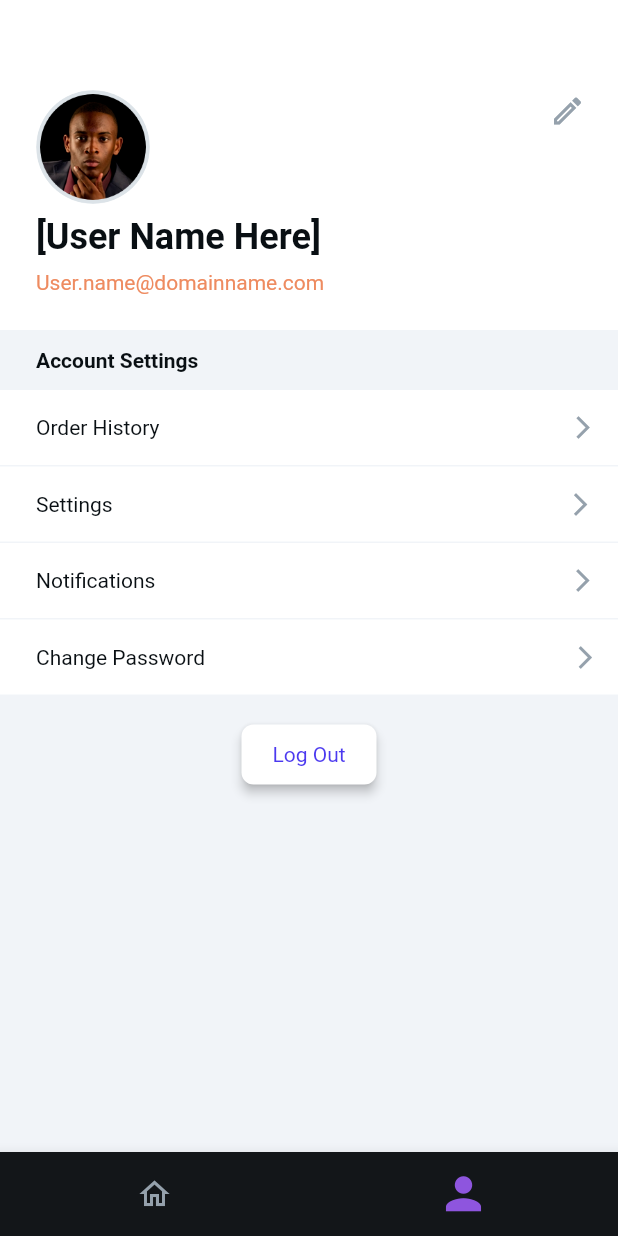
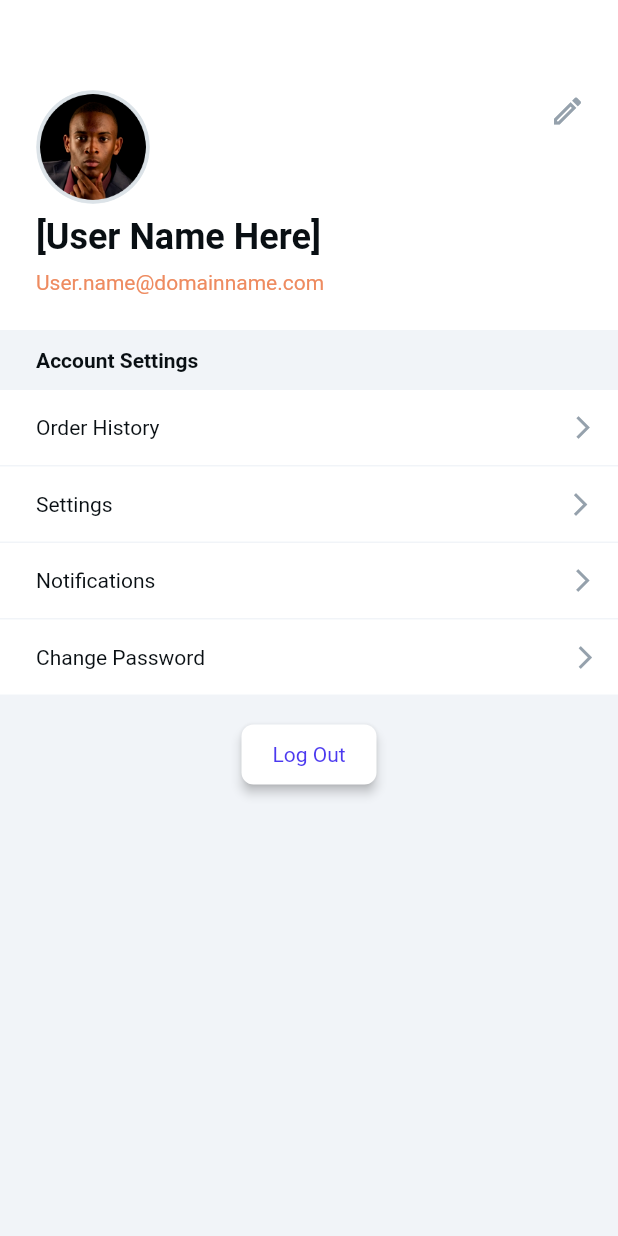
Before and after one commit to drexquisite/place, a Flutter app: the MainScreenWidget screen opened directly, after a tap on the "home" icon, on a phone screen of 412 x 824 dp. Run offline on Flutter 3.47's test engine with Material 2 defaults, Android fonts, the phone set to English and light mode, and no system bars; drawn by our look-alikes of auto_size_text; our stand-ins replace built_collection, built_value, cloud_firestore, firebase_auth, firebase_core, flutter_datetime_picker and 9 more; accounts and stored records are empty; generated files the repository leaves out were written again; Roboto replaces fonts that are missing (Lexend Deca).

Commit message:
Updating to latest FlutterFlow output.

```diff
--- a/lib/login/login_widget.dart
+++ b/lib/login/login_widget.dart
@@ -2,7 +2,7 @@ import '../auth/auth_util.dart';
 import '../flutter_flow/flutter_flow_theme.dart';
 import '../flutter_flow/flutter_flow_util.dart';
 import '../flutter_flow/flutter_flow_widgets.dart';
-import '../main.dart';
+import '../profile_default/profile_default_widget.dart';
 import '../register/register_widget.dart';
 import 'package:flutter/material.dart';
 import 'package:flutter_spinkit/flutter_spinkit.dart';
@@ -211,8 +211,8 @@ class _LoginWidgetState extends State<LoginWidget> {
                                   await Navigator.push(
                                     context,
                                     MaterialPageRoute(
-                                      builder: (context) => NavBarPage(
-                                          initialPage: 'ProfileDefault'),
+                                      builder: (context) =>
+                                          ProfileDefaultWidget(),
                                     ),
                                   );
                                 },
--- a/lib/main.dart
+++ b/lib/main.dart
@@ -2,10 +2,8 @@ import 'package:firebase_core/firebase_core.dart';
 import 'package:flutter/material.dart';
 import 'auth/firebase_user_provider.dart';
 import 'package:place_app/splash_screen/splash_screen_widget.dart';
-import 'flutter_flow/flutter_flow_theme.dart';
+import 'package:place_app/main_screen/main_screen_widget.dart';
 import 'package:flutter_spinkit/flutter_spinkit.dart';
-import 'default_view/default_view_widget.dart';
-import 'profile_default/profile_default_widget.dart';
 
 void main() async {
   WidgetsFlutterBinding.ensureInitialized();
@@ -46,72 +44,8 @@ class _MyAppState extends State<MyApp> {
               ),
             )
           : currentUser.loggedIn
-              ? NavBarPage()
+              ? MainScreenWidget()
               : SplashScreenWidget(),
     );
   }
 }
-
-class NavBarPage extends StatefulWidget {
-  NavBarPage({Key key, this.initialPage}) : super(key: key);
-
-  final String initialPage;
-
-  @override
-  _NavBarPageState createState() => _NavBarPageState();
-}
-
-/// This is the private State class that goes with NavBarPage.
-class _NavBarPageState extends State<NavBarPage> {
-  String _currentPage = 'MainScreen';
-
-  @override
-  void initState() {
-    super.initState();
-    _currentPage = widget.initialPage ?? _currentPage;
-  }
-
-  @override
-  Widget build(BuildContext context) {
-    final tabs = {
-      'DefaultView': DefaultViewWidget(),
-      'ProfileDefault': ProfileDefaultWidget(),
-    };
-    return Scaffold(
-      body: tabs[_currentPage],
-      bottomNavigationBar: BottomNavigationBar(
-        items: const <BottomNavigationBarItem>[
-          BottomNavigationBarItem(
-            icon: Icon(
-              Icons.home_outlined,
-              size: 24,
-            ),
-            label: 'Home',
-          ),
-          BottomNavigationBarItem(
-            icon: Icon(
-              Icons.person_outlined,
-              size: 35,
-            ),
-            activeIcon: Icon(
-              Icons.person,
-              size: 35,
-            ),
-            label: 'ProfilePage',
-          )
-        ],
-        backgroundColor: FlutterFlowTheme.primaryBlack,
-        currentIndex: tabs.keys.toList().indexOf(_currentPage),
-        selectedItemColor: Color(0xFF8E55DE),
-        unselectedItemColor: FlutterFlowTheme.tertiaryColor,
-        onTap: (i) => setState(() => _currentPage = tabs.keys.toList()[i]),
-        showSelectedLabels: true,
-        showUnselectedLabels: true,
-        // Temporary fix for https://github.com/flutter/flutter/issues/84556
-        selectedLabelStyle: const TextStyle(fontSize: 0.001),
-        unselectedLabelStyle: const TextStyle(fontSize: 0.001),
-        type: BottomNavigationBarType.fixed,
-      ),
-    );
-  }
-}
--- a/lib/main_screen/main_screen_widget.dart
+++ b/lib/main_screen/main_screen_widget.dart
@@ -1,7 +1,7 @@
 import '../flutter_flow/flutter_flow_theme.dart';
 import '../flutter_flow/flutter_flow_util.dart';
 import '../flutter_flow/flutter_flow_widgets.dart';
-import '../main.dart';
+import '../profile_default/profile_default_widget.dart';
 import 'package:flutter/material.dart';
 import 'package:flutter_spinkit/flutter_spinkit.dart';
 import 'package:google_fonts/google_fonts.dart';
@@ -73,8 +73,8 @@ class _MainScreenWidgetState extends State<MainScreenWidget> {
                                       await Navigator.push(
                                         context,
                                         MaterialPageRoute(
-                                          builder: (context) => NavBarPage(
-                                              initialPage: 'ProfileDefault'),
+                                          builder: (context) =>
+                                              ProfileDefaultWidget(),
                                         ),
                                       );
                                     },
--- a/lib/selection_screen/selection_screen_widget.dart
+++ b/lib/selection_screen/selection_screen_widget.dart
@@ -1,9 +1,9 @@
 import '../auth/auth_util.dart';
 import '../backend/backend.dart';
+import '../default_view/default_view_widget.dart';
 import '../flutter_flow/flutter_flow_theme.dart';
 import '../flutter_flow/flutter_flow_util.dart';
 import '../flutter_flow/flutter_flow_widgets.dart';
-import '../main.dart';
 import '../main_screen/main_screen_widget.dart';
 import 'package:cloud_firestore/cloud_firestore.dart';
 import 'package:flutter/material.dart';
@@ -81,8 +81,7 @@ class _SelectionScreenWidgetState extends State<SelectionScreenWidget> {
                             await Navigator.push(
                               context,
                               MaterialPageRoute(
-                                builder: (context) =>
-                                    NavBarPage(initialPage: 'DefaultView'),
+                                builder: (context) => DefaultViewWidget(),
                               ),
                             );
                           },
@@ -144,8 +143,7 @@ class _SelectionScreenWidgetState extends State<SelectionScreenWidget> {
                               await Navigator.push(
                                 context,
                                 MaterialPageRoute(
-                                  builder: (context) =>
-                                      NavBarPage(initialPage: 'DefaultView'),
+                                  builder: (context) => DefaultViewWidget(),
                                 ),
                               );
                             },
```
